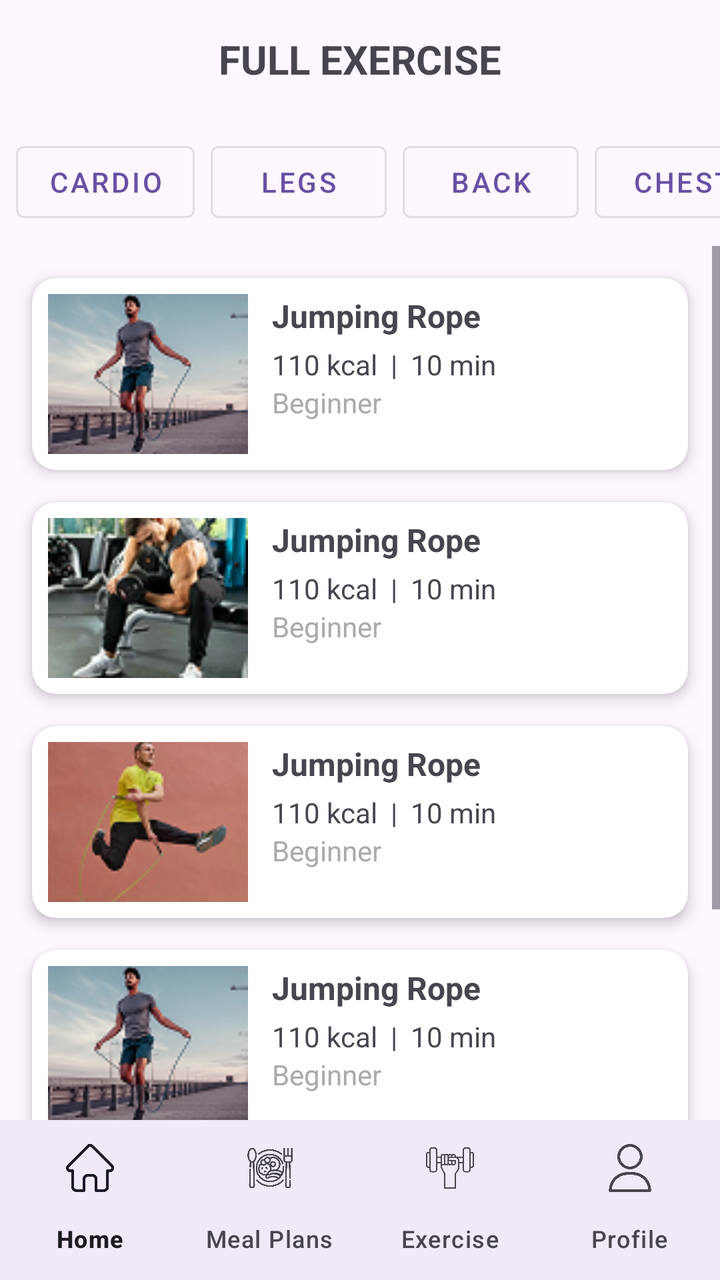
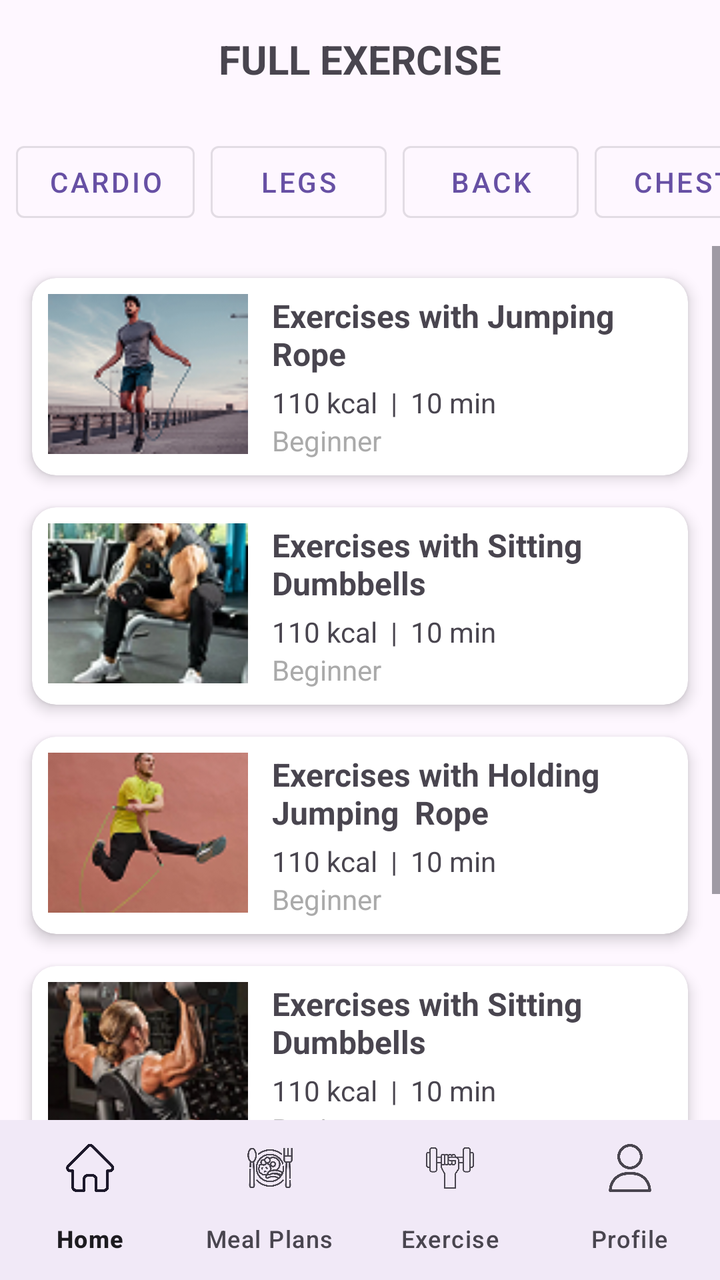

An Android layout rendered at two revisions. The XML below is the earlier revision; the diff shows what the commit changed to produce the second picture.
<!-- AndroidManifest.xml: application theme Theme.FitPro -->
<!-- res/layout/activity_main_exercise.xml -->
<?xml version="1.0" encoding="utf-8"?>
<LinearLayout
    xmlns:android="http://schemas.android.com/apk/res/android"
    xmlns:app="http://schemas.android.com/apk/res-auto"
    xmlns:tools="http://schemas.android.com/tools"
    android:id="@+id/main"
    android:orientation="vertical"
    android:layout_width="match_parent"
    android:layout_height="match_parent"
    tools:context=".MainActivityExercise">

    
    <TextView
        android:id="@+id/tvTitle"
        android:layout_width="match_parent"
        android:layout_height="wrap_content"
        android:text="FULL EXERCISE"
        android:textSize="20sp"
        android:textStyle="bold"
        android:gravity="center"
        android:padding="16dp" />

    
    <HorizontalScrollView
        android:layout_width="match_parent"
        android:layout_height="wrap_content"
        android:overScrollMode="never"
        android:scrollbars="none">

        <LinearLayout
            android:layout_width="wrap_content"
            android:layout_height="wrap_content"
            android:orientation="horizontal"
            android:padding="8dp">

            <Button
                android:layout_width="wrap_content"
                android:layout_height="wrap_content"
                android:text="Cardio"
                android:contentDescription="Cardio exercises"
                style="@style/Widget.MaterialComponents.Button.OutlinedButton" />

            <Button
                android:layout_width="wrap_content"
                android:layout_height="wrap_content"
                android:text="Legs"
                android:contentDescription="Leg exercises"
                style="@style/Widget.MaterialComponents.Button.OutlinedButton"
                android:layout_marginStart="8dp"/>

            <Button
                android:layout_width="wrap_content"
                android:layout_height="wrap_content"
                android:text="Back"
                android:contentDescription="Back exercises"
                style="@style/Widget.MaterialComponents.Button.OutlinedButton"
                android:layout_marginStart="8dp"/>

            <Button
                android:layout_width="wrap_content"
                android:layout_height="wrap_content"
                android:text="Chest"
                android:contentDescription="Chest exercises"
                style="@style/Widget.MaterialComponents.Button.OutlinedButton"
                android:layout_marginStart="8dp"/>
        </LinearLayout>
    </HorizontalScrollView>

    
    <ScrollView
        android:layout_width="match_parent"
        android:layout_height="0dp"
        android:layout_weight="1"
        tools:ignore="SpeakableTextPresent">

        <LinearLayout
            android:layout_width="match_parent"
            android:layout_height="wrap_content"
            android:orientation="vertical"
            android:padding="8dp">

            
            <androidx.cardview.widget.CardView
                android:layout_width="match_parent"
                android:layout_height="wrap_content"
                android:layout_margin="8dp"
                app:cardCornerRadius="12dp"
                app:cardElevation="4dp">

                <LinearLayout
                    android:layout_width="match_parent"
                    android:layout_height="wrap_content"
                    android:orientation="horizontal"
                    android:padding="8dp">

                    <ImageView
                        android:layout_width="100dp"
                        android:layout_height="80dp"
                        android:scaleType="centerCrop"
                        android:src="@drawable/images_removebg_preview_1__2_"
                        android:contentDescription="Jumping Rope Exercise" />

                    <LinearLayout
                        android:layout_width="match_parent"
                        android:layout_height="wrap_content"
                        android:orientation="vertical"
                        android:layout_marginStart="12dp">

                        <TextView
                            android:layout_width="wrap_content"
                            android:layout_height="wrap_content"
                            android:text="Jumping Rope"
                            android:textStyle="bold"
                            android:textSize="16sp"/>

                        <TextView
                            android:layout_width="wrap_content"
                            android:layout_height="wrap_content"
                            android:text="110 kcal  |  10 min"
                            android:textSize="14sp"
                            android:layout_marginTop="4dp"/>

                        <TextView
                            android:layout_width="wrap_content"
                            android:layout_height="wrap_content"
                            android:text="Beginner"
                            android:textSize="14sp"
                            android:textColor="@android:color/darker_gray"/>
                    </LinearLayout>
                </LinearLayout>
            </androidx.cardview.widget.CardView>

            
            <androidx.cardview.widget.CardView
                android:layout_width="match_parent"
                android:layout_height="wrap_content"
                android:layout_margin="8dp"
                app:cardCornerRadius="12dp"
                app:cardElevation="4dp">

                <LinearLayout
                    android:layout_width="match_parent"
                    android:layout_height="wrap_content"
                    android:orientation="horizontal"
                    android:padding="8dp">

                    <ImageView
                        android:layout_width="100dp"
                        android:layout_height="80dp"
                        android:scaleType="centerCrop"
                        android:src="@drawable/image_6"
                        android:contentDescription="Jumping Rope Exercise" />

                    <LinearLayout
                        android:layout_width="match_parent"
                        android:layout_height="wrap_content"
                        android:orientation="vertical"
                        android:layout_marginStart="12dp">

                        <TextView
                            android:layout_width="wrap_content"
                            android:layout_height="wrap_content"
                            android:text="Jumping Rope"
                            android:textStyle="bold"
                            android:textSize="16sp"/>

                        <TextView
                            android:layout_width="wrap_content"
                            android:layout_height="wrap_content"
                            android:text="110 kcal  |  10 min"
                            android:textSize="14sp"
                            android:layout_marginTop="4dp"/>

                        <TextView
                            android:layout_width="wrap_content"
                            android:layout_height="wrap_content"
                            android:text="Beginner"
                            android:textSize="14sp"
                            android:textColor="@android:color/darker_gray"/>
                    </LinearLayout>
                </LinearLayout>
            </androidx.cardview.widget.CardView>

            
            <androidx.cardview.widget.CardView
                android:layout_width="match_parent"
                android:layout_height="wrap_content"
                android:layout_margin="8dp"
                app:cardCornerRadius="12dp"
                app:cardElevation="4dp">

                <LinearLayout
                    android:layout_width="match_parent"
                    android:layout_height="wrap_content"
                    android:orientation="horizontal"
                    android:padding="8dp">

                    <ImageView
                        android:layout_width="100dp"
                        android:layout_height="80dp"
                        android:scaleType="centerCrop"
                        android:src="@drawable/_9694286_xs_removebg_preview_1"
                        android:contentDescription="Jumping Rope Exercise" />

                    <LinearLayout
                        android:layout_width="match_parent"
                        android:layout_height="wrap_content"
                        android:orientation="vertical"
                        android:layout_marginStart="12dp">

                        <TextView
                            android:layout_width="wrap_content"
                            android:layout_height="wrap_content"
                            android:text="Jumping Rope"
                            android:textStyle="bold"
                            android:textSize="16sp"/>

                        <TextView
                            android:layout_width="wrap_content"
                            android:layout_height="wrap_content"
                            android:text="110 kcal  |  10 min"
                            android:textSize="14sp"
                            android:layout_marginTop="4dp"/>

                        <TextView
                            android:layout_width="wrap_content"
                            android:layout_height="wrap_content"
                            android:text="Beginner"
                            android:textSize="14sp"
                            android:textColor="@android:color/darker_gray"/>
                    </LinearLayout>
                </LinearLayout>
            </androidx.cardview.widget.CardView>

            
            <androidx.cardview.widget.CardView
                android:layout_width="match_parent"
                android:layout_height="wrap_content"
                android:layout_margin="8dp"
                app:cardCornerRadius="12dp"
                app:cardElevation="4dp">

                <LinearLayout
                    android:layout_width="match_parent"
                    android:layout_height="wrap_content"
                    android:orientation="horizontal"
                    android:padding="8dp">

                    <ImageView
                        android:layout_width="100dp"
                        android:layout_height="80dp"
                        android:scaleType="centerCrop"
                        android:src="@drawable/images_removebg_preview_1__2_"
                        android:contentDescription="Jumping Rope Exercise" />

                    <LinearLayout
                        android:layout_width="match_parent"
                        android:layout_height="wrap_content"
                        android:orientation="vertical"
                        android:layout_marginStart="12dp">

                        <TextView
                            android:layout_width="wrap_content"
                            android:layout_height="wrap_content"
                            android:text="Jumping Rope"
                            android:textStyle="bold"
                            android:textSize="16sp"/>

                        <TextView
                            android:layout_width="wrap_content"
                            android:layout_height="wrap_content"
                            android:text="110 kcal  |  10 min"
                            android:textSize="14sp"
                            android:layout_marginTop="4dp"/>

                        <TextView
                            android:layout_width="wrap_content"
                            android:layout_height="wrap_content"
                            android:text="Beginner"
                            android:textSize="14sp"
                            android:textColor="@android:color/darker_gray"/>
                    </LinearLayout>
                </LinearLayout>
            </androidx.cardview.widget.CardView>

            
            <androidx.cardview.widget.CardView
                android:layout_width="match_parent"
                android:layout_height="wrap_content"
                android:layout_margin="8dp"
                app:cardCornerRadius="12dp"
                app:cardElevation="4dp">

                <LinearLayout
                    android:layout_width="match_parent"
                    android:layout_height="wrap_content"
                    android:orientation="horizontal"
                    android:padding="8dp">

                    <ImageView
                        android:layout_width="100dp"
                        android:layout_height="80dp"
                        android:scaleType="centerCrop"
                        android:src="@drawable/images_removebg_preview_1__2_"
                        android:contentDescription="Plank Exercise" />

                    <LinearLayout
                        android:layout_width="match_parent"
                        android:layout_height="wrap_content"
                        android:orientation="vertical"
                        android:layout_marginStart="12dp">

                        <TextView
                            android:layout_width="wrap_content"
                            android:layout_height="wrap_content"
                            android:text="Plank Exercise"
                            android:textStyle="bold"
                            android:textSize="16sp"/>

                        <TextView
                            android:layout_width="wrap_content"
                            android:layout_height="wrap_content"
                            android:text="50 kcal  |  5 min"
                            android:textSize="14sp"
                            android:layout_marginTop="4dp"/>

                        <TextView
                            android:layout_width="wrap_content"
                            android:layout_height="wrap_content"
                            android:text="Intermediate"
                            android:textSize="14sp"
                            android:textColor="@android:color/darker_gray"/>
                    </LinearLayout>
                </LinearLayout>
            </androidx.cardview.widget.CardView>

        </LinearLayout>
    </ScrollView>

    
    <com.google.android.material.bottomnavigation.BottomNavigationView
        android:id="@+id/bottom_navigation"
        android:layout_width="match_parent"
        android:layout_height="wrap_content"
        android:background="?android:attr/windowBackground"
        app:labelVisibilityMode="labeled"
        app:menu="@menu/bottom_nav_menu" />

</LinearLayout>
<!-- resources referenced by this layout -->
<resources>
  <!-- drawable _9694286_xs_removebg_preview_1: png bitmap (drawable, 14936 bytes) -->
  <!-- drawable image_6: png bitmap (drawable, 21522 bytes) -->
  <!-- drawable images_removebg_preview_1__2_: png bitmap (drawable, 17649 bytes) -->
  <style name="Theme.FitPro" parent="Base.Theme.FitPro" />
  <style name="Base.Theme.FitPro" parent="Theme.Material3.DayNight.NoActionBar">
          
          
      </style>
</resources>

<!-- the commit's change to res/layout/activity_main_exercise.xml (unified diff, before → after) -->
@@ -109,9 +109,9 @@
                         <TextView
                             android:layout_width="wrap_content"
                             android:layout_height="wrap_content"
-                            android:text="Jumping Rope"
-                            android:textStyle="bold"
-                            android:textSize="16sp"/>
+                            android:text="Exercises with Jumping  Rope"
+                            android:textSize="16sp"
+                            android:textStyle="bold" />
 
                         <TextView
                             android:layout_width="wrap_content"
@@ -160,9 +160,9 @@
                         <TextView
                             android:layout_width="wrap_content"
                             android:layout_height="wrap_content"
-                            android:text="Jumping Rope"
-                            android:textStyle="bold"
-                            android:textSize="16sp"/>
+                            android:text="Exercises with Sitting  Dumbbells"
+                            android:textSize="16sp"
+                            android:textStyle="bold" />
 
                         <TextView
                             android:layout_width="wrap_content"
@@ -211,9 +211,9 @@
                         <TextView
                             android:layout_width="wrap_content"
                             android:layout_height="wrap_content"
-                            android:text="Jumping Rope"
-                            android:textStyle="bold"
-                            android:textSize="16sp"/>
+                            android:text="Exercises with Holding Jumping  Rope "
+                            android:textSize="16sp"
+                            android:textStyle="bold" />
 
                         <TextView
                             android:layout_width="wrap_content"
@@ -250,7 +250,7 @@
                         android:layout_width="100dp"
                         android:layout_height="80dp"
                         android:scaleType="centerCrop"
-                        android:src="@drawable/images_removebg_preview_1__2_"
+                        android:src="@drawable/image_6__1_"
                         android:contentDescription="Jumping Rope Exercise" />
 
                     <LinearLayout
@@ -262,9 +262,9 @@
                         <TextView
                             android:layout_width="wrap_content"
                             android:layout_height="wrap_content"
-                            android:text="Jumping Rope"
-                            android:textStyle="bold"
-                            android:textSize="16sp"/>
+                            android:text="Exercises with Sitting  Dumbbells"
+                            android:textSize="16sp"
+                            android:textStyle="bold" />
 
                         <TextView
                             android:layout_width="wrap_content"
@@ -301,7 +301,7 @@
                         android:layout_width="100dp"
                         android:layout_height="80dp"
                         android:scaleType="centerCrop"
-                        android:src="@drawable/images_removebg_preview_1__2_"
+                        android:src="@drawable/images_removebg_preview__1__1"
                         android:contentDescription="Plank Exercise" />
 
                     <LinearLayout
@@ -313,9 +313,9 @@
                         <TextView
                             android:layout_width="wrap_content"
                             android:layout_height="wrap_content"
-                            android:text="Plank Exercise"
-                            android:textStyle="bold"
-                            android:textSize="16sp"/>
+                            android:text="Exercises with Sitting  Dumbbells"
+                            android:textSize="16sp"
+                            android:textStyle="bold" />
 
                         <TextView
                             android:layout_width="wrap_content"
<!-- resource entries referenced after the edit -->
@@ -2,7 +2,9 @@
 <resources>
   <!-- drawable _9694286_xs_removebg_preview_1: png bitmap (drawable, 14936 bytes) -->
   <!-- drawable image_6: png bitmap (drawable, 21522 bytes) -->
+  <!-- drawable image_6__1_: png bitmap (drawable, 20765 bytes) -->
   <!-- drawable images_removebg_preview_1__2_: png bitmap (drawable, 17649 bytes) -->
+  <!-- drawable images_removebg_preview__1__1: png bitmap (drawable, 17992 bytes) -->
   <style name="Theme.FitPro" parent="Base.Theme.FitPro" />
   <style name="Base.Theme.FitPro" parent="Theme.Material3.DayNight.NoActionBar">
           
